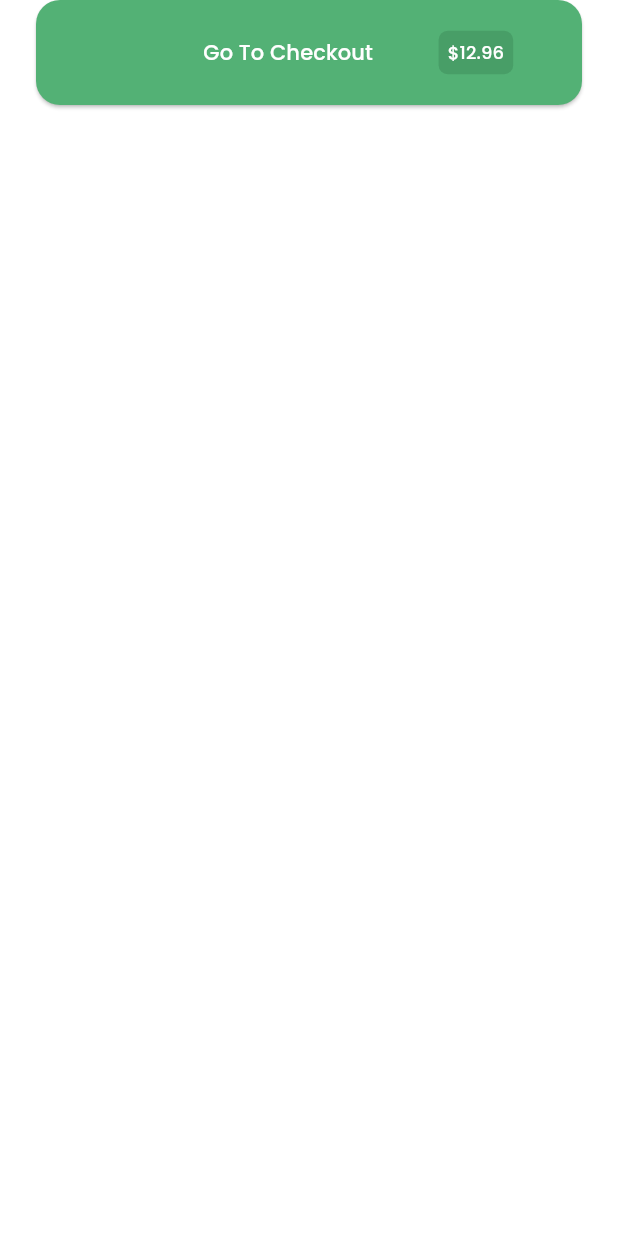
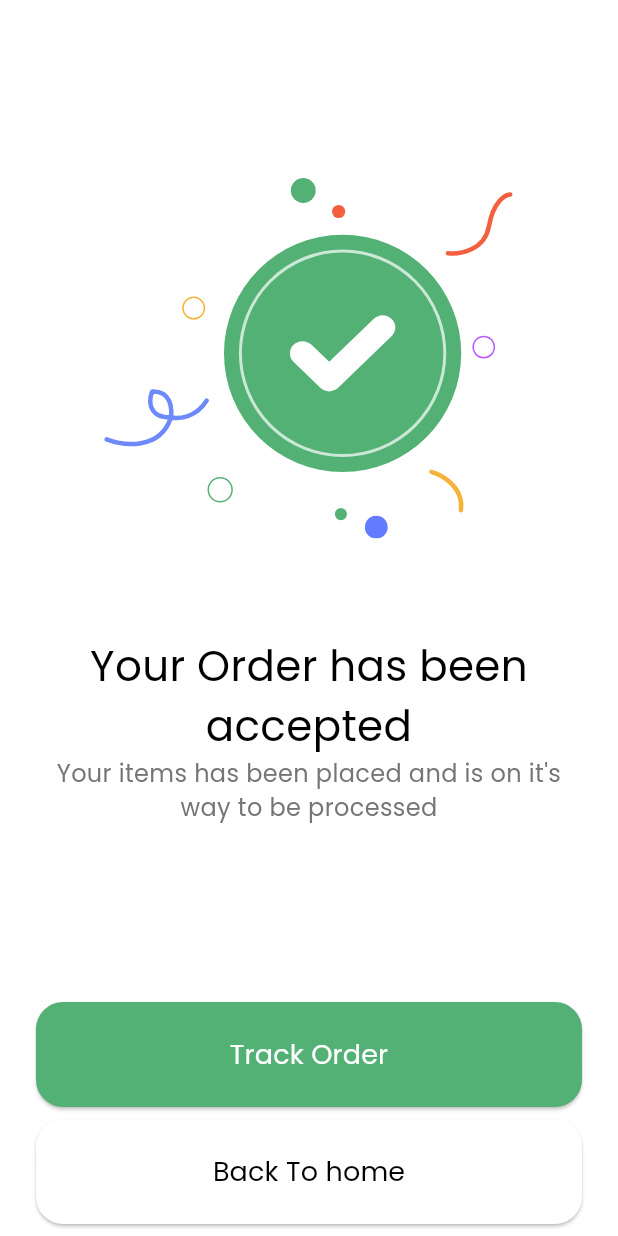
Before and after one commit to Abdalrahman-Alhamod/nectar-app, a Flutter app: the CheckoutButton widget shown alone on an empty page, opened directly, after a tap on "Go To Checkout", on a phone screen of 412 x 824 dp. Run offline on Flutter 3.47's test engine with Material 3 defaults, Android fonts, the light colour scheme and no system bars; our stand-ins replace flutter_svg, go_router.

Commit message:
finish order accepted view

```diff
--- a/lib/core/assets/app_svgs.dart
+++ b/lib/core/assets/app_svgs.dart
@@ -7,4 +7,5 @@ abstract final class AppSVGs {
   static const shop = '$_path/shop.svg';
   static const account = '$_path/account.svg';
   static const add = '$_path/add.svg';
+  static const orderAccepted = '$_path/order-accepted.svg';
 }
--- a/lib/core/utils/app_route.dart
+++ b/lib/core/utils/app_route.dart
@@ -1,12 +1,13 @@
 import 'package:flutter/material.dart';
 import 'package:go_router/go_router.dart';
+import 'package:nectar_app/src/Cart/presentation/views/order_placed_view.dart';
 import 'package:nectar_app/src/Find_Products/presentation/views/beverages_view.dart';
 import 'package:nectar_app/src/Home/presentation/views/home_view.dart';
 
 class AppRoute {
   static const kHomeView = '/home';
   static const kBeveragesView = '/beverages';
-
+  static const kOrderAcceptedView = '/orderAccepted';
   static final GoRouter router = GoRouter(
     routes: <RouteBase>[
       GoRoute(
@@ -23,6 +24,13 @@ class AppRoute {
           return const BeveragesView();
         },
       ),
+      GoRoute(
+        path: kOrderAcceptedView,
+        builder: (BuildContext context, GoRouterState state) {
+          // return const SplashView();
+          return const OrderAcceptedView();
+        },
+      ),
     ],
   );
 }
--- /dev/null
+++ b/lib/src/Cart/presentation/views/order_placed_view.dart
@@ -0,0 +1,62 @@
+import 'package:flutter/material.dart';
+import 'package:flutter_svg/flutter_svg.dart';
+import 'package:nectar_app/core/assets/app_svgs.dart';
+import 'widgets/back_to_home_button.dart';
+import 'widgets/track_order_button.dart';
+
+class OrderAcceptedView extends StatelessWidget {
+  const OrderAcceptedView({super.key});
+
+  @override
+  Widget build(BuildContext context) {
+    return Scaffold(
+      body: Padding(
+        padding: const EdgeInsets.symmetric(horizontal: 24.0),
+        child: Expanded(
+          child: Column(
+            mainAxisAlignment: MainAxisAlignment.center,
+            crossAxisAlignment: CrossAxisAlignment.center,
+            children: [
+              const Spacer(
+                flex: 1,
+              ),
+              SvgPicture.asset(
+                AppSVGs.orderAccepted,
+              ),
+              const SizedBox(
+                height: 65,
+              ),
+              const Text(
+                'Your Order has been accepted',
+                textAlign: TextAlign.center,
+                style: TextStyle(
+                  fontSize: 28,
+                  fontWeight: FontWeight.w400,
+                ),
+              ),
+              Text(
+                'Your items has been placed and is on it\'s way to be processed',
+                textAlign: TextAlign.center,
+                style: TextStyle(
+                    fontSize: 16,
+                    fontWeight: FontWeight.w400,
+                    color: Colors.grey.shade600),
+              ),
+              const Spacer(
+                flex: 1,
+              ),
+              const TrackOrderButton(),
+              const SizedBox(
+                height: 8,
+              ),
+              const BackToHomeButton(),
+              const SizedBox(
+                height: 8,
+              ),
+            ],
+          ),
+        ),
+      ),
+    );
+  }
+}
--- /dev/null
+++ b/lib/src/Cart/presentation/views/widgets/back_to_home_button.dart
@@ -0,0 +1,34 @@
+import 'package:flutter/material.dart';
+import 'package:go_router/go_router.dart';
+
+class BackToHomeButton extends StatelessWidget {
+  const BackToHomeButton({
+    super.key,
+  });
+
+  @override
+  Widget build(BuildContext context) {
+    return ElevatedButton(
+      onPressed: () {
+        GoRouter.of(context).pop();
+      },
+      style: ElevatedButton.styleFrom(
+        backgroundColor: Colors.white,
+        shape: RoundedRectangleBorder(
+          borderRadius: BorderRadius.circular(
+            18,
+          ),
+        ),
+        minimumSize: const Size(double.infinity, 70),
+      ),
+      child: const Text(
+        'Back To home',
+        style: TextStyle(
+          fontSize: 18,
+          fontWeight: FontWeight.w400,
+          color: Colors.black,
+        ),
+      ),
+    );
+  }
+}
--- a/lib/src/Cart/presentation/views/widgets/checkout_button.dart
+++ b/lib/src/Cart/presentation/views/widgets/checkout_button.dart
@@ -1,4 +1,6 @@
 import 'package:flutter/material.dart';
+import 'package:go_router/go_router.dart';
+import 'package:nectar_app/core/utils/app_route.dart';
 
 import '../../../../../core/themes/app_colors.dart';
 
@@ -12,7 +14,9 @@ class CheckoutButton extends StatelessWidget {
     return Padding(
       padding: const EdgeInsets.only(left: 24, right: 24, bottom: 16),
       child: ElevatedButton(
-        onPressed: () {},
+        onPressed: () {
+          GoRouter.of(context).push(AppRoute.kOrderAcceptedView);
+        },
         style: ElevatedButton.styleFrom(
           backgroundColor: AppColors.primary,
           foregroundColor: Colors.white,
--- /dev/null
+++ b/lib/src/Cart/presentation/views/widgets/track_order_button.dart
@@ -0,0 +1,33 @@
+import 'package:flutter/material.dart';
+
+import '../../../../../core/themes/app_colors.dart';
+
+class TrackOrderButton extends StatelessWidget {
+  const TrackOrderButton({
+    super.key,
+  });
+
+  @override
+  Widget build(BuildContext context) {
+    return ElevatedButton(
+      onPressed: () {},
+      style: ElevatedButton.styleFrom(
+        backgroundColor: AppColors.primary,
+        foregroundColor: Colors.white,
+        shape: RoundedRectangleBorder(
+          borderRadius: BorderRadius.circular(
+            18,
+          ),
+        ),
+        minimumSize: const Size(double.infinity, 70),
+      ),
+      child: const Text(
+        'Track Order',
+        style: TextStyle(
+          fontSize: 18,
+          fontWeight: FontWeight.w400,
+        ),
+      ),
+    );
+  }
+}
```
